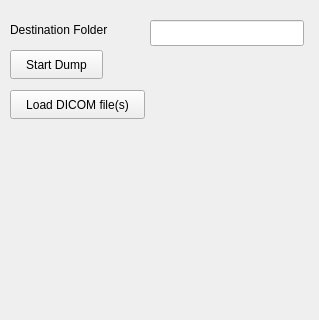
Above: cpp/dcmdump_plugin/plugin.ui from IMAGE-ET/DicomLab before the change; both pictures show x 0 to 319 and y 0 to 320 of the 319 by 530 pixel window. Below: the same form after it.
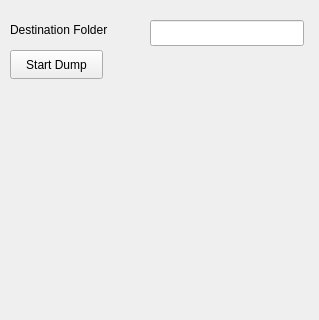
That is the form after the change.

Commit message: Removed unused button.

Diff of the .ui file:
```diff
--- a/cpp/dcmdump_plugin/plugin.ui
+++ b/cpp/dcmdump_plugin/plugin.ui
@@ -49,19 +49,6 @@
     <string>Start Dump</string>
    </property>
   </widget>
-  <widget class="QPushButton" name="btnLoadDicomFile">
-   <property name="geometry">
-    <rect>
-     <x>10</x>
-     <y>90</y>
-     <width>135</width>
-     <height>29</height>
-    </rect>
-   </property>
-   <property name="text">
-    <string>Load DICOM file(s)</string>
-   </property>
-  </widget>
  </widget>
  <resources/>
  <connections/>
```
The commit also changes 2 other files.
